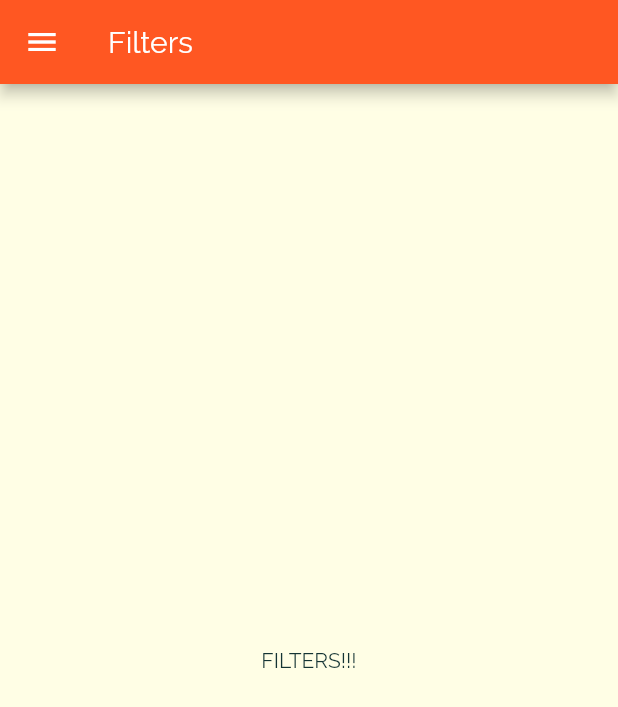
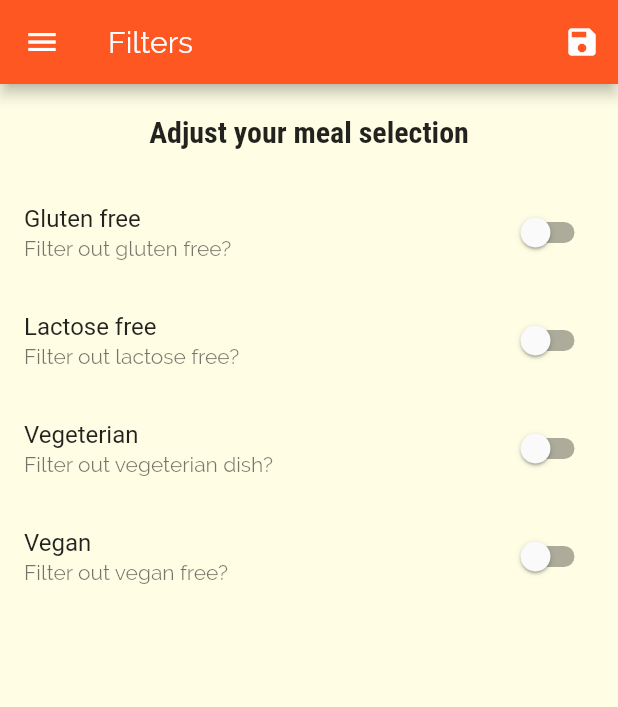
Before and after one commit to gunnerr91/myfavmeal, a Flutter app: the FiltersScreen screen opened by its route, on a phone screen of 412 x 824 dp. Shown: the top 707 px of the screen. Run offline on Flutter 3.47's test engine with Material 2 defaults, Android fonts, the phone set to English and light mode, and no system bars.

Commit message:
finished meal app course

```diff
--- a/lib/main.dart
+++ b/lib/main.dart
@@ -1,15 +1,70 @@
 import 'package:flutter/material.dart';
+import 'package:myfavmeal/dummy_data.dart';
 import 'package:myfavmeal/screens/categories_screen.dart';
 import 'package:myfavmeal/screens/category_meals_screen.dart';
 import 'package:myfavmeal/screens/filters_screen.dart';
 import 'package:myfavmeal/screens/meal_detail_screen.dart';
 import 'package:myfavmeal/screens/tabs_screen.dart';
 
+import 'models/meal.dart';
+
 void main() {
   runApp(MyApp());
 }
 
-class MyApp extends StatelessWidget {
+class MyApp extends StatefulWidget {
+  @override
+  _MyAppState createState() => _MyAppState();
+}
+
+class _MyAppState extends State<MyApp> {
+  Map<String, bool> _filters = {
+    "lactoseFree": false,
+    "glutenFree": false,
+    "vegan": false,
+    "vegeterian": false,
+  };
+
+  var _mealsToDisplay = DUMMY_MEALS;
+  List<Meal> _favoriteMeals = [];
+
+  void _setFilters(Map<String, bool> filterData) {
+    setState(() {
+      _filters = filterData;
+
+      _mealsToDisplay = DUMMY_MEALS.where((meal) {
+        if (_filters["glutenFree"] && !meal.isGlutenFree) {
+          return false;
+        } else if (_filters["lactoseFree"] && !meal.isLactoseFree) {
+          return false;
+        } else if (_filters["vegan"] && !meal.isVegan) {
+          return false;
+        } else if (_filters["vegeterian"] && !meal.isVegetarian) {
+          return false;
+        }
+        return true;
+      }).toList();
+    });
+  }
+
+  void _toggleFavorite(String mealid) {
+    final existingIndex =
+        _favoriteMeals.indexWhere((meal) => meal.id == mealid);
+    if (existingIndex >= 0) {
+      setState(() {
+        _favoriteMeals.removeAt(existingIndex);
+      });
+    } else {
+      setState(() {
+        _favoriteMeals.add(DUMMY_MEALS.firstWhere((meal) => meal.id == mealid));
+      });
+    }
+  }
+
+  bool _isMealFavorite(String id) {
+    return _favoriteMeals.any((element) => element.id == id);
+  }
+
   @override
   Widget build(BuildContext context) {
     return MaterialApp(
@@ -36,10 +91,14 @@ class MyApp extends StatelessWidget {
             ),
       ),
       routes: {
-        "/": (_) => TabsScreen(),
-        FiltersScreen.routeName: (_) => FiltersScreen(),
-        CategoryMealsScreen.routeName: (context) => CategoryMealsScreen(),
-        MealDetailScreen.routeName: (context) => MealDetailScreen(),
+        "/": (_) => TabsScreen(favoriteMeals: _favoriteMeals),
+        FiltersScreen.routeName: (_) =>
+            FiltersScreen(currentFilters: _filters, setFilters: _setFilters),
+        CategoryMealsScreen.routeName: (context) =>
+            CategoryMealsScreen(meals: _mealsToDisplay),
+        MealDetailScreen.routeName: (context) => MealDetailScreen(
+            toggleFavoriteHandler: _toggleFavorite,
+            isMealFavorite: _isMealFavorite),
       },
       onUnknownRoute: (settings) {
         return MaterialPageRoute(
--- a/lib/screens/filters_screen.dart
+++ b/lib/screens/filters_screen.dart
@@ -1,18 +1,122 @@
 import 'package:flutter/material.dart';
 import 'package:myfavmeal/widgets/main_drawer.dart';
 
-class FiltersScreen extends StatelessWidget {
+class FiltersScreen extends StatefulWidget {
   static const routeName = "/filters";
+  final Function setFilters;
+  final Map<String, bool> currentFilters;
+
+  FiltersScreen({@required this.currentFilters, @required this.setFilters});
+
+  @override
+  _FiltersScreenState createState() => _FiltersScreenState();
+}
+
+class _FiltersScreenState extends State<FiltersScreen> {
+  bool _glutenFree = false;
+  bool _vegeterian = false;
+  bool _vegan = false;
+  bool _lactoseFree = false;
+
+  @override
+  initState() {
+    _lactoseFree = widget.currentFilters["glutenFree"];
+    _glutenFree = widget.currentFilters["glutenFree"];
+    _vegan = widget.currentFilters["glutenFree"];
+    _vegeterian = widget.currentFilters["glutenFree"];
+    super.initState();
+  }
+
+  Widget buildSwitchListTile(
+    String title,
+    String subtitle,
+    bool currentValue,
+    Function onChangehandler,
+  ) {
+    return SwitchListTile(
+      value: currentValue,
+      onChanged: onChangehandler,
+      subtitle: Text(subtitle),
+      title: Text(title),
+    );
+  }
 
   @override
   Widget build(BuildContext context) {
     return Scaffold(
       appBar: AppBar(
         title: Text("Filters"),
+        actions: <Widget>[
+          IconButton(
+              icon: Icon(Icons.save),
+              onPressed: () {
+                final selectedFilters = {
+                  "lactoseFree": _lactoseFree,
+                  "glutenFree": _glutenFree,
+                  "vegan": _vegan,
+                  "vegeterian": _vegeterian,
+                };
+                widget.setFilters(selectedFilters);
+              })
+        ],
       ),
       drawer: MainDrawer(),
-      body: Center(
-        child: Text("FILTERS!!!"),
+      body: Column(
+        children: <Widget>[
+          Container(
+            padding: EdgeInsets.all(20),
+            child: Text(
+              "Adjust your meal selection",
+              style: Theme.of(context).textTheme.headline6,
+            ),
+          ),
+          Expanded(
+            child: ListView(
+              children: <Widget>[
+                buildSwitchListTile(
+                  "Gluten free",
+                  "Filter out gluten free?",
+                  _glutenFree,
+                  (newValue) {
+                    setState(() {
+                      _glutenFree = newValue;
+                    });
+                  },
+                ),
+                buildSwitchListTile(
+                  "Lactose free",
+                  "Filter out lactose free?",
+                  _lactoseFree,
+                  (newValue) {
+                    setState(() {
+                      _lactoseFree = newValue;
+                    });
+                  },
+                ),
+                buildSwitchListTile(
+                  "Vegeterian",
+                  "Filter out vegeterian dish?",
+                  _vegeterian,
+                  (newValue) {
+                    setState(() {
+                      _vegeterian = newValue;
+                    });
+                  },
+                ),
+                buildSwitchListTile(
+                  "Vegan",
+                  "Filter out vegan free?",
+                  _vegan,
+                  (newValue) {
+                    setState(() {
+                      _vegan = newValue;
+                    });
+                  },
+                ),
+              ],
+            ),
+          ),
+        ],
       ),
     );
   }
--- a/lib/widgets/meal_item.dart
+++ b/lib/widgets/meal_item.dart
@@ -9,7 +9,6 @@ class MealItem extends StatelessWidget {
   final int duration;
   final Complexity complexity;
   final Affordability affordability;
-  final Function removeItem;
 
   const MealItem(
       {@required this.id,
@@ -17,8 +16,7 @@ class MealItem extends StatelessWidget {
       @required this.imageUrl,
       @required this.duration,
       @required this.complexity,
-      @required this.affordability,
-      @required this.removeItem});
+      @required this.affordability});
 
   String get complexityToString {
     if (complexity == Complexity.Simple) {
@@ -47,7 +45,7 @@ class MealItem extends StatelessWidget {
           (mealId) => {
             if (mealId != null)
               {
-                removeItem(mealId),
+                // removeItem(mealId),
               }
           },
         );
```
Also changed, not shown: lib/screens/category_meals_screen.dart (+4 -3 lines), lib/screens/favorites_screen.dart (+25 -3 lines), lib/screens/meal_detail_screen.dart (+9 -6 lines), lib/screens/tabs_screen.dart (+19 -4 lines).
